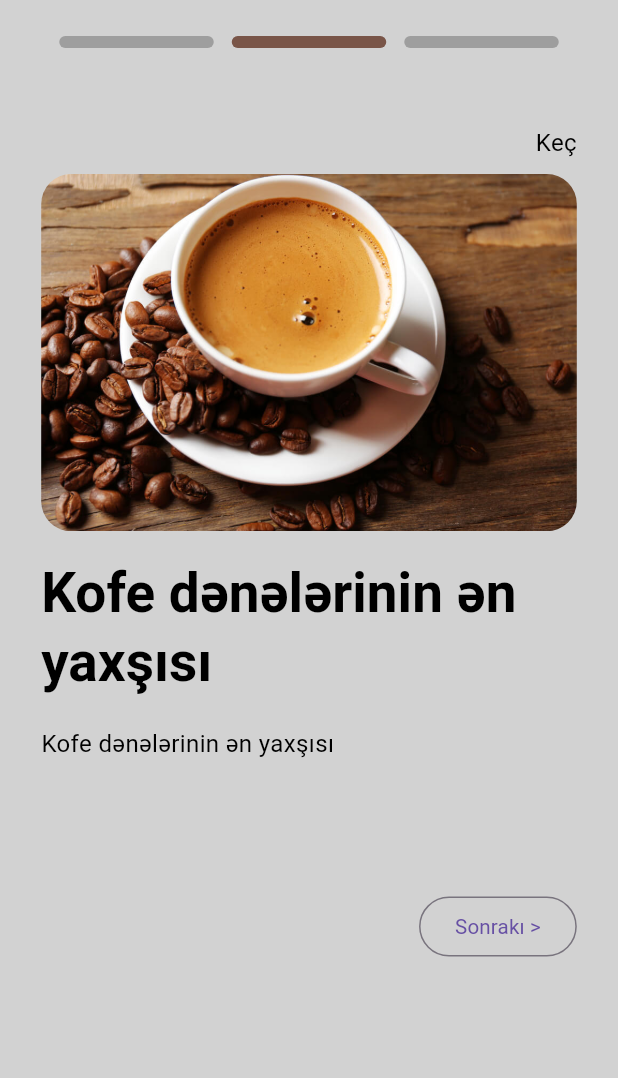
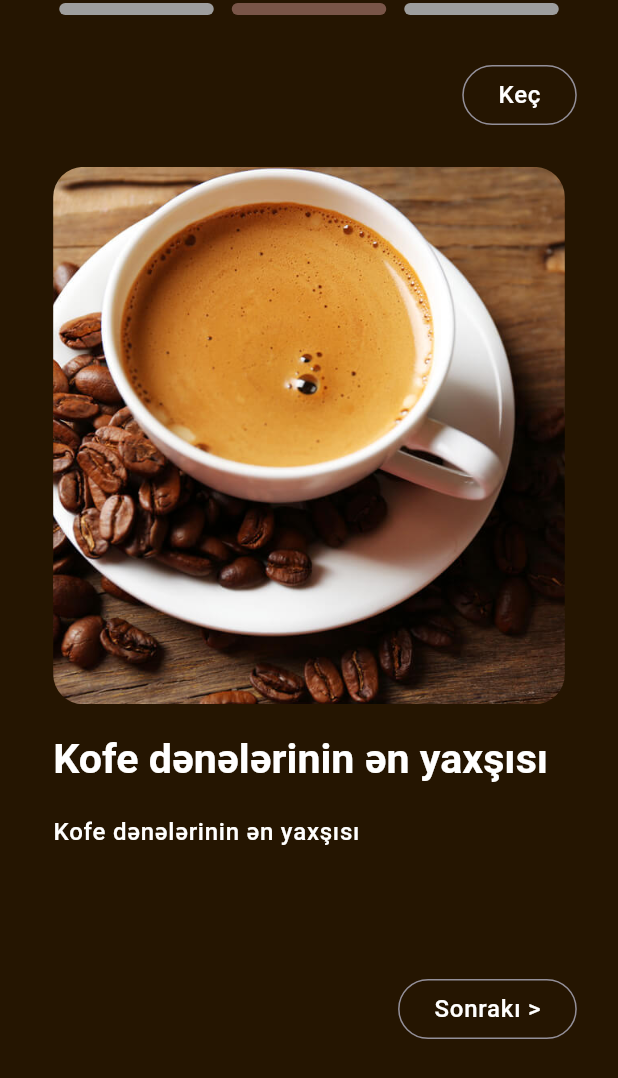
Before and after one commit to Nomaliev/coffee_roastery_app, a Flutter app: the screen it shows after launch, swiped to page 2, on a phone screen of 412 x 824 dp. Shown: the top 1078 px of the screen. Run offline on Flutter 3.47's test engine with Material 3 defaults, Android fonts, the phone set to English and light mode, and no system bars; drawn by our look-alikes of dots_indicator; our stand-ins replace equatable, flutter_bloc, flutter_screenutil.

Commit message:
color,theme,page changes

```diff
--- a/lib/app.dart
+++ b/lib/app.dart
@@ -14,7 +14,7 @@ class MyApp extends StatelessWidget {
           (context, child) => MaterialApp(
             home: OnboardingScreen(),
             debugShowCheckedModeBanner: false,
-            theme: AppThemes.lightTheme,
+            theme: AppThemes.darkTheme,
             darkTheme: AppThemes.darkTheme,
             themeMode: ThemeMode.system,
           ),
--- a/lib/core/config/colors.dart
+++ b/lib/core/config/colors.dart
@@ -1,6 +1,6 @@
 import 'package:flutter/material.dart';
 
 class AppColors {
-  static const Color scaffoldBackgroundColorLight = Color(0xFFD2D2D2);
-  static const Color scaffoldBackgroundColorDark = Color(0xFF919191);
+  static const Color scaffoldBackgroundColorLight = Color(0xFFEFEFEF);
+  static const Color scaffoldBackgroundColorDark = Color(0xFF251501);
 }
--- a/lib/features/onboarding/view/onboarding.dart
+++ b/lib/features/onboarding/view/onboarding.dart
@@ -16,8 +16,9 @@ class OnboardingScreen extends StatelessWidget {
     return BlocProvider<OnboardingCubit>(
       create: (context) => OnboardingCubit(),
       child: Scaffold(
-        backgroundColor: const Color(0xFFD2D2D2),
         appBar: AppBar(
+          toolbarHeight: 10.h,
+
           centerTitle: true,
           title: BlocBuilder<OnboardingCubit, OnboardingCubitState>(
             builder: (context, state) {
@@ -50,28 +51,28 @@ class OnboardingScreen extends StatelessWidget {
                       mainAxisAlignment: MainAxisAlignment.spaceBetween,
                       children: [
                         SizedBox(),
-                        GestureDetector(
-                          onTap:
+                        OutlinedButton(
+                          onPressed:
                               () => context.read<OnboardingCubit>().skip(
                                 _pageController,
                               ),
-                          child: Text('Keç'),
+                          child: Text(
+                            'Keç',
+                            style: Theme.of(context).textTheme.bodyLarge,
+                          ),
                         ),
                       ],
                     );
                   },
                 ),
-                SizedBox(height: 8.h),
-                SizedBox(
-                  height: 400.h,
-                  child: BlocBuilder<OnboardingCubit, OnboardingCubitState>(
+                SizedBox(height: 20.h),
+                BlocBuilder<OnboardingCubit, OnboardingCubitState>(
                   builder: (context, state) {
                     return OnboardingPages(
                       pageController: _pageController,
                       pages: OnboardingPageModel.pages(),
                     );
                   },
-                  ),
                 ),
                 BlocBuilder<OnboardingCubit, OnboardingCubitState>(
                   builder: (context, state) {
@@ -87,7 +88,11 @@ class OnboardingScreen extends StatelessWidget {
                                       () => context
                                           .read<OnboardingCubit>()
                                           .nextPage(_pageController, context),
-                                  child: Text('Sonrakı >'),
+                                  child: Text(
+                                    'Sonrakı >',
+                                    style:
+                                        Theme.of(context).textTheme.bodyLarge,
+                                  ),
                                 );
                               },
                             ),
@@ -123,10 +128,14 @@ class OnboardingPages extends StatelessWidget {
 
   @override
   Widget build(BuildContext context) {
-    return PageView(
+    return SizedBox(
+      height: 450.h,
+      child: PageView(
         controller: _pageController,
-      onPageChanged: (value) => context.read<OnboardingCubit>().setPage(value),
+        onPageChanged:
+            (value) => context.read<OnboardingCubit>().setPage(value),
         children: pages,
+      ),
     );
   }
 }
--- a/lib/features/onboarding/view/widgets/onboardingpageview.dart
+++ b/lib/features/onboarding/view/widgets/onboardingpageview.dart
@@ -14,17 +14,23 @@ class OnboardingPageView extends StatelessWidget {
 
   @override
   Widget build(BuildContext context) {
-    return Column(
+    return Padding(
+      padding: const EdgeInsets.symmetric(horizontal: 8.0),
+      child: Column(
         spacing: 16.h,
         crossAxisAlignment: CrossAxisAlignment.start,
         children: [
-        ClipRRect(
+          SizedBox(
+            height: 300.h,
+            child: ClipRRect(
               borderRadius: BorderRadius.circular(20),
               child: Image.asset(image, fit: BoxFit.cover),
             ),
-        Text(title, style: Theme.of(context).textTheme.headlineLarge),
-        Text(description),
+          ),
+          Text(title, style: Theme.of(context).textTheme.headlineMedium),
+          Text(description, style: Theme.of(context).textTheme.bodyLarge),
         ],
+      ),
     );
   }
 }
```
Lines whose indentation alone changed are shown as unchanged.
